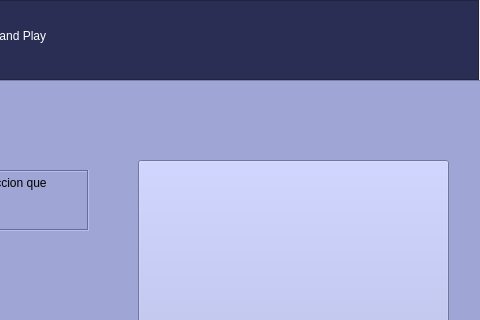
Above: GUI/IChess.ui from Rainherz/Hand-Play before the change; both pictures show x 432 to 912 and y 0 to 320 of the 912 by 718 pixel window. Below: the same form after it.
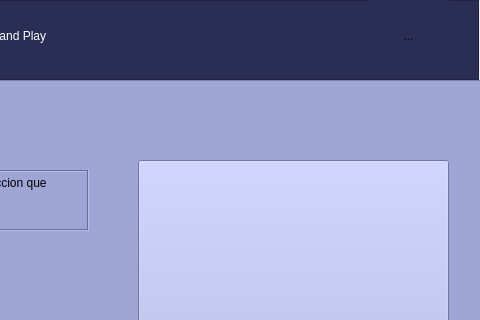
That is the form after the change. Icons and pictures are not drawn.

```diff
--- a/GUI/IChess.ui
+++ b/GUI/IChess.ui
@@ -97,6 +97,44 @@
       <bool>true</bool>
      </property>
     </widget>
+    <widget class="QToolButton" name="returned">
+     <property name="enabled">
+      <bool>true</bool>
+     </property>
+     <property name="geometry">
+      <rect>
+       <x>800</x>
+       <y>0</y>
+       <width>81</width>
+       <height>71</height>
+      </rect>
+     </property>
+     <property name="font">
+      <font>
+       <stylestrategy>PreferDefault</stylestrategy>
+       <kerning>true</kerning>
+      </font>
+     </property>
+     <property name="layoutDirection">
+      <enum>Qt::LeftToRight</enum>
+     </property>
+     <property name="text">
+      <string>...</string>
+     </property>
+     <property name="icon">
+      <iconset>
+       <normaloff>../img/flecha.png</normaloff>../img/flecha.png</iconset>
+     </property>
+     <property name="iconSize">
+      <size>
+       <width>160</width>
+       <height>160</height>
+      </size>
+     </property>
+     <property name="autoRaise">
+      <bool>true</bool>
+     </property>
+    </widget>
    </widget>
    <widget class="QFrame" name="Videojuegos">
     <property name="geometry">
```
